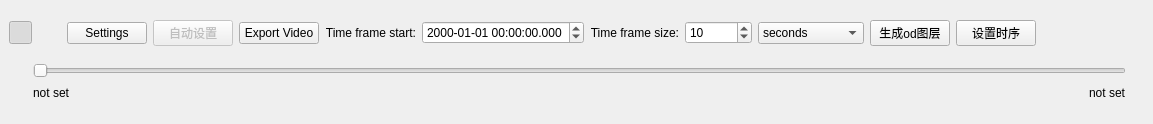
Before: the Qt Designer form dockwidget2.ui in haocdp/TimeManager, drawn with Qt 5.
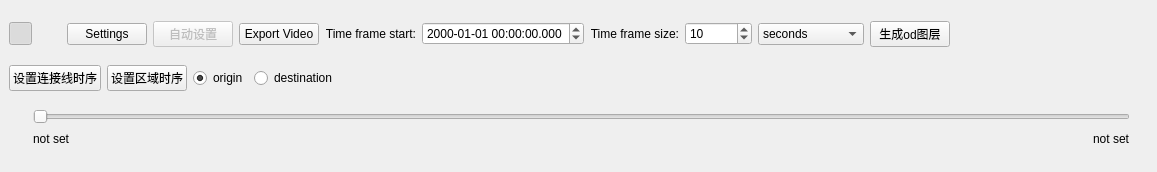
After: the same form once the commit is applied. Icons and pictures are not drawn.

Commit message: 动态显示od线颜色变化和区域变化

The edit to the form file:
```diff
--- a/dockwidget2.ui
+++ b/dockwidget2.ui
@@ -6,8 +6,8 @@
    <rect>
     <x>0</x>
     <y>0</y>
-    <width>1153</width>
-    <height>124</height>
+    <width>1157</width>
+    <height>172</height>
    </rect>
   </property>
   <property name="sizePolicy">
@@ -18,8 +18,8 @@
   </property>
   <property name="minimumSize">
    <size>
-    <width>1139</width>
-    <height>121</height>
+    <width>1157</width>
+    <height>172</height>
    </size>
   </property>
   <property name="windowTitle">
@@ -260,13 +260,6 @@
         </property>
        </widget>
       </item>
-      <item>
-       <widget class="QPushButton" name="pushButtonSetTimeSlider">
-        <property name="text">
-         <string>设置时序</string>
-        </property>
-       </widget>
-      </item>
       <item>
        <spacer name="horizontalSpacer_2">
         <property name="orientation">
@@ -282,6 +275,57 @@
       </item>
      </layout>
     </item>
+    <item>
+     <layout class="QHBoxLayout" name="horizontalLayout_2">
+      <item>
+       <widget class="QPushButton" name="pushButtonSetTimeSlider">
+        <property name="text">
+         <string>设置连接线时序</string>
+        </property>
+       </widget>
+      </item>
+      <item>
+       <widget class="QPushButton" name="pushButtonSetPolygonTimeSlider">
+        <property name="text">
+         <string>设置区域时序</string>
+        </property>
+       </widget>
+      </item>
+      <item>
+       <widget class="QRadioButton" name="radioButton_origin">
+        <property name="text">
+         <string>origin</string>
+        </property>
+        <property name="checked">
+         <bool>true</bool>
+        </property>
+       </widget>
+      </item>
+      <item>
+       <widget class="QRadioButton" name="radioButton_destination">
+        <property name="enabled">
+         <bool>true</bool>
+        </property>
+        <property name="text">
+         <string>destination</string>
+        </property>
+       </widget>
+      </item>
+      <item>
+       <spacer name="horizontalSpacer_3">
+        <property name="orientation">
+         <enum>Qt::Horizontal</enum>
+        </property>
+        <property name="sizeHint" stdset="0">
+         <size>
+          <width>40</width>
+          <height>20</height>
+         </size>
+        </property>
+       </spacer>
+      </item>
+     </layout>
+    </item>
     <item>
      <layout class="QGridLayout" name="gridLayout">
       <item row="0" column="0">
```
The commit also changes 3 other files.
